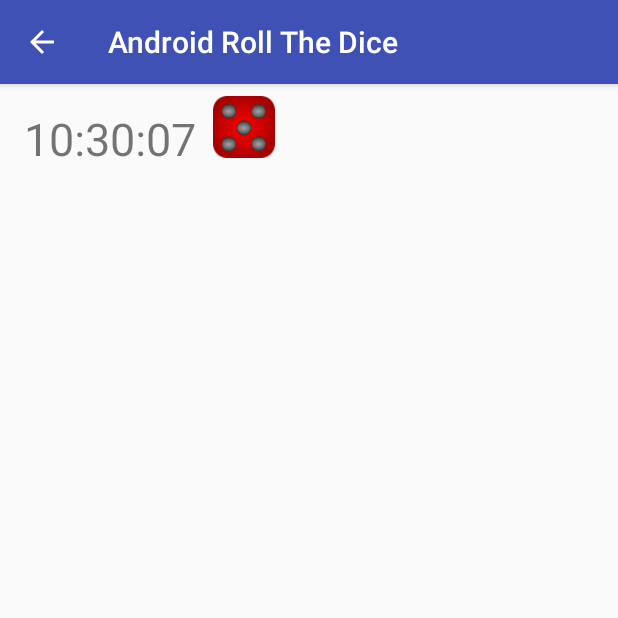
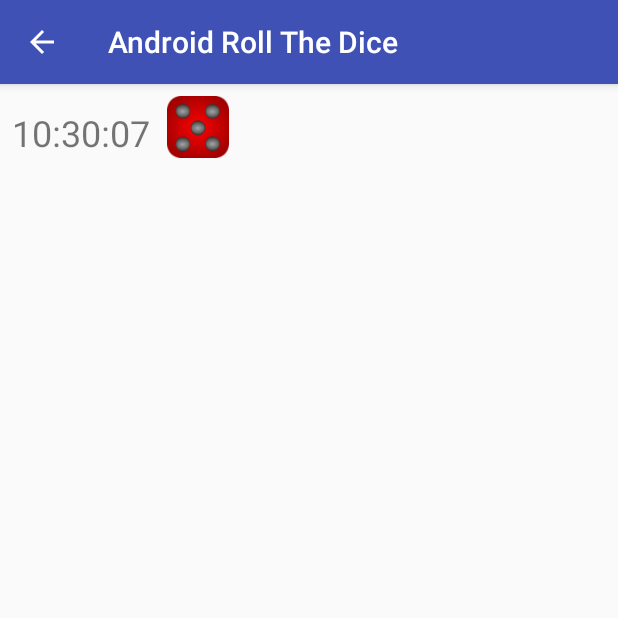
Before and after one commit to Sk0vgaard/AndroidRollTheDice, an Android app: the HistoryActivity screen opened directly, with no data from a screen before it, on a phone screen of 412 x 824 dp, the top half of it. Run offline under Robolectric (Android 15) with nearby library versions, the phone set to English and light mode, and no system bars.

Commit message:
Improved design

```diff
--- a/app/src/main/res/layout/history_row_item.xml
+++ b/app/src/main/res/layout/history_row_item.xml
@@ -10,10 +10,10 @@
         android:id="@+id/txtRollInfo"
         android:layout_width="0dp"
         android:layout_height="wrap_content"
-        android:layout_marginStart="16dp"
+        android:layout_marginStart="8dp"
         android:layout_marginTop="16dp"
         android:text="INFO"
-        android:textSize="30sp"
+        android:textSize="24sp"
         app:layout_constraintStart_toStartOf="parent"
         app:layout_constraintTop_toTopOf="parent"/>
 
```
